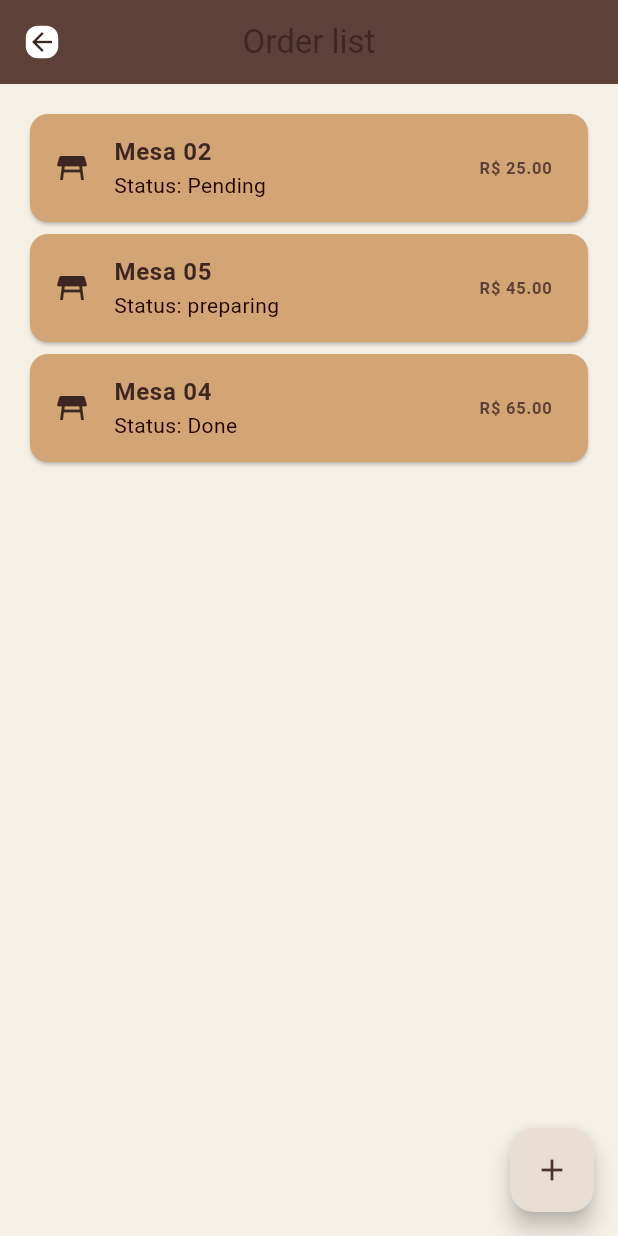
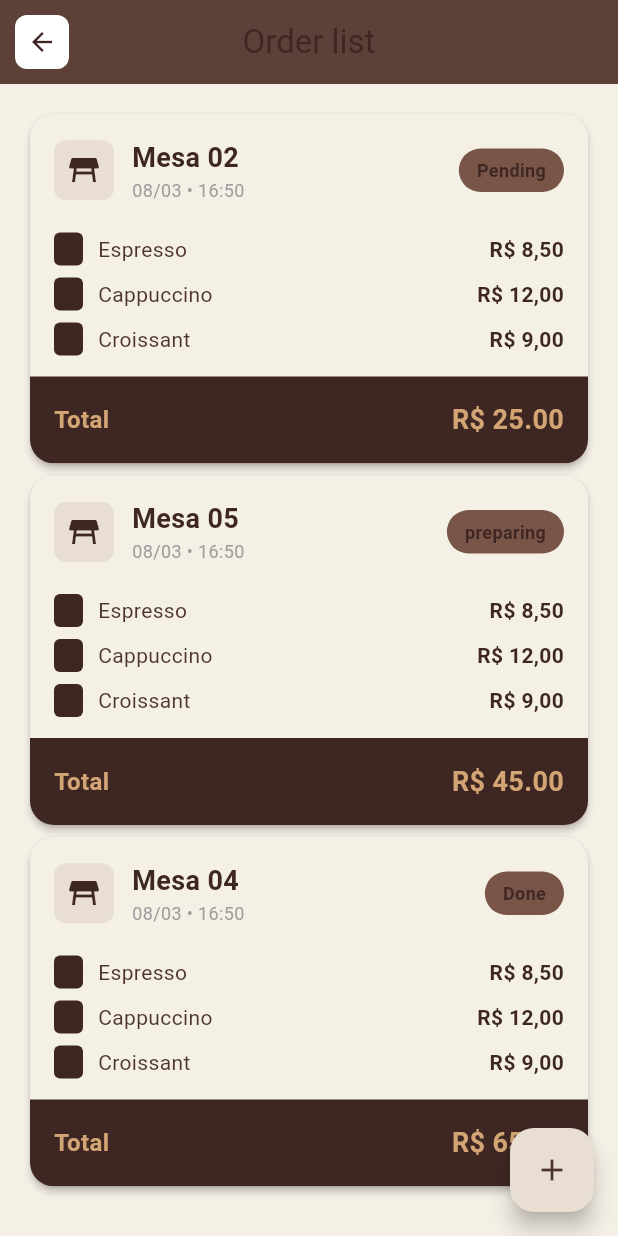
Before and after one commit to anabeatm/sistema-de-gestao-para-cafeteria, a Flutter app: the OrdersPage screen opened by its route, on a phone screen of 412 x 824 dp. Run offline on Flutter 3.47's test engine with Material 3 defaults, Android fonts, the phone set to English and light mode, and no system bars; our stand-ins replace go_router.

Commit message:
feat: reorganize orders and new order pages, update imports and structure

```diff
--- a/projeto_cafeteria/lib/main.dart
+++ b/projeto_cafeteria/lib/main.dart
@@ -7,8 +7,8 @@ import 'package:projeto_cafeteria/screens/inventory/inventory_page.dart';
 
 import 'package:projeto_cafeteria/screens/kitchen_page.dart'; // !!!
 
-import 'package:projeto_cafeteria/screens/orders_page.dart';
-import 'package:projeto_cafeteria/screens/new_order_page.dart';
+import 'package:projeto_cafeteria/screens/orders/orders_page.dart';
+import 'package:projeto_cafeteria/screens/orders/new_order_page.dart';
 
 import 'package:projeto_cafeteria/config/routes.dart';
 
@@ -51,7 +51,7 @@ class MyApp extends StatelessWidget {
           Routes.inventoryEdit: (context) => const InventoryEditPage(),
           Routes.inventoryMovement: (context) => const InventoryMovementPage(),
           Routes.orders: (context) => const OrdersPage(),
-          Routes.newOrder: (context) => const NewOrderPage(),
+          Routes.newOrder: (context) => NewOrderPage(),
           Routes.kitchen: (context) => const KitchenPage(),
         },
       ),
--- a/projeto_cafeteria/lib/nav.dart
+++ b/projeto_cafeteria/lib/nav.dart
@@ -1,7 +1,7 @@
 import 'package:go_router/go_router.dart';
 import 'package:projeto_cafeteria/screens/home_page.dart';
-import 'package:projeto_cafeteria/screens/orders_page.dart';
-import 'package:projeto_cafeteria/screens/new_order_page.dart';
+import 'package:projeto_cafeteria/screens/orders/orders_page.dart';
+import 'package:projeto_cafeteria/screens/orders/new_order_page.dart';
 import 'package:projeto_cafeteria/screens/kitchen_page.dart';
 import 'package:projeto_cafeteria/screens/inventory/inventory_page.dart';
 import 'package:projeto_cafeteria/screens/menu_page.dart';
--- a/projeto_cafeteria/lib/screens/new_order_page.dart
+++ b/projeto_cafeteria/lib/screens/orders/new_order_page.dart
@@ -2,16 +2,22 @@ import 'package:flutter/material.dart';
 import 'package:projeto_cafeteria/theme.dart';
 import 'package:flutter/material.dart';
 
-class NewOrderPage extends StatelessWidget {
+class NewOrderPage extends StatefulWidget {
   const NewOrderPage({super.key});
+  // método obrigatório que conecta com o estado
+  @override
+  State<NewOrderPage> createState() => _NewOrdersPageState();
+}
 
+// classe stateful
+class _NewOrdersPageState extends State<NewOrderPage> {
   @override
   Widget build(BuildContext context) {
     const isLoading = false;
     return Scaffold(
       backgroundColor: CoffeeColors.cream,
       appBar: AppBar(
-        backgroundColor: CoffeeColors.caramel,
+        backgroundColor: CoffeeColors.coffeeLight,
         leading: IconButton(
           icon: Container(
             padding: EdgeInsets.all(8),
@@ -29,7 +35,7 @@ class NewOrderPage extends StatelessWidget {
         ),
         title: Text(
           "Add new order",
-          style: TextStyle(color: CoffeeColors.coffeeBrown),
+          style: TextStyle(color: CoffeeColors.cream),
         ),
         centerTitle: true,
       ),
@@ -60,27 +66,34 @@ class NewOrderPage extends StatelessWidget {
                           crossAxisSpacing: 10,
                           mainAxisSpacing: 10,
                         ),
-                    itemCount: 8,
+                    itemCount: 12,
                     itemBuilder: (context, index) {
                       int tableNum = index + 1;
                       return InkWell(
-                        onTap: () {
-                          child:
-                          Container(
+                        onTap: () {},
+                        child: Container(
                           decoration: BoxDecoration(
                             color: CoffeeColors.mocha,
                             borderRadius: BorderRadius.circular(12),
                           ),
-                          );
-                        },
                           child: Center(
                             child: Text(
                               "$tableNum",
                               style: TextStyle(color: CoffeeColors.beige),
                             ),
                           ),
+                        ),
                       );
                     },
+                  ),
+                  const SizedBox(height: 24),
+                  const Text(
+                    "order Items",
+                    style: TextStyle(
+                      fontSize: 18,
+                      fontWeight: FontWeight.bold,
+                      color: CoffeeColors.coffeeDark,
+                    ),
                   ),
                 ],
               ),
--- /dev/null
+++ b/projeto_cafeteria/lib/screens/orders/orders_page.dart
@@ -0,0 +1,225 @@
+import 'package:flutter/material.dart';
+import 'package:projeto_cafeteria/config/Routes.dart';
+// Importe seu arquivo de rotas para usar o AppRoutes
+import 'package:projeto_cafeteria/theme.dart';
+
+class OrdersPage extends StatelessWidget {
+  const OrdersPage({super.key});
+
+  @override
+  Widget build(BuildContext context) {
+    final bool isLoading = false;
+    return Scaffold(
+      backgroundColor: CoffeeColors.cream,
+      appBar: AppBar(
+        backgroundColor: CoffeeColors.coffeeLight,
+        elevation: 0,
+        leading: IconButton(
+          icon: Container(
+            padding: EdgeInsets.all(8),
+            decoration: BoxDecoration(
+              color: Colors.white,
+              borderRadius: BorderRadius.circular(8),
+            ),
+            child: const Icon(
+              Icons.arrow_back,
+              color: CoffeeColors.coffeeBrown,
+              size: 20,
+            ),
+          ),
+          onPressed: () => Navigator.pop(context),
+        ),
+        title: const Text('Order list', style: TextStyle()),
+        centerTitle: true,
+      ),
+      body: isLoading
+          ? const Center(
+              child: CircularProgressIndicator(color: CoffeeColors.coffeeBrown),
+            )
+          : SingleChildScrollView(
+              child: Column(
+                children: [
+                  Padding(
+                    padding: const EdgeInsets.all(16.0),
+                    child: Column(
+                      children: [
+                        _buildOrderCard(
+                          context,
+                          "Mesa 02",
+                          "R\$ 25.00",
+                          "Pending",
+                        ),
+                        _buildOrderCard(
+                          context,
+                          "Mesa 05",
+                          "R\$ 45.00",
+                          "preparing",
+                        ),
+                        _buildOrderCard(
+                          context,
+                          "Mesa 04",
+                          "R\$ 65.00",
+                          "Done",
+                        ),
+                      ],
+                    ),
+                  ),
+                ],
+              ),
+            ),
+      floatingActionButton: FloatingActionButton(
+        onPressed: () {
+          Navigator.pushNamed(context, Routes.newOrder);
+        },
+        child: const Icon(Icons.add),
+      ),
+    );
+  }
+
+  // depois vai receber os dados do objeto de Pedido
+  Widget _buildOrderCard(
+    BuildContext context,
+    String mesa,
+    String total,
+    String status,
+  ) {
+    return Card(
+      color: CoffeeColors.cream, // Fundo claro
+      clipBehavior: Clip.antiAlias,
+      shape: RoundedRectangleBorder(borderRadius: BorderRadius.circular(16)),
+      elevation: 2,
+      child: Column(
+        children: [
+          // mesa e status
+          Padding(
+            padding: const EdgeInsets.all(16.0),
+            child: Row(
+              mainAxisAlignment: MainAxisAlignment.spaceBetween,
+              children: [
+                Row(
+                  children: [
+                    Container(
+                      padding: const EdgeInsets.all(8),
+                      decoration: BoxDecoration(
+                        color: CoffeeColors.beige,
+                        borderRadius: BorderRadius.circular(8),
+                      ),
+                      child: const Icon(
+                        Icons.table_restaurant,
+                        color: CoffeeColors.coffeeBrown,
+                      ),
+                    ),
+                    const SizedBox(width: 12),
+                    Column(
+                      crossAxisAlignment: CrossAxisAlignment.start,
+                      children: [
+                        Text(
+                          mesa,
+                          style: const TextStyle(
+                            fontWeight: FontWeight.bold,
+                            fontSize: 18,
+                          ),
+                        ),
+                        const Text(
+                          "08/03 • 16:50",
+                          style: TextStyle(fontSize: 12, color: Colors.grey),
+                        ),
+                      ],
+                    ),
+                  ],
+                ),
+
+                Container(
+                  padding: const EdgeInsets.symmetric(
+                    horizontal: 12,
+                    vertical: 6,
+                  ),
+                  decoration: BoxDecoration(
+                    color: CoffeeColors.mocha.withOpacity(1.0),
+                    borderRadius: BorderRadius.circular(20),
+                  ),
+                  child: Text(
+                    status,
+                    style: const TextStyle(
+                      fontSize: 12,
+                      fontWeight: FontWeight.bold,
+                    ),
+                  ),
+                ),
+              ],
+            ),
+          ),
+
+          // produtos
+          Padding(
+            padding: const EdgeInsets.symmetric(horizontal: 16.0),
+            child: Column(
+              children: [
+                _buildProductRow("1x", "Espresso", "R\$ 8,50"),
+                _buildProductRow("1x", "Cappuccino", "R\$ 12,00"),
+                _buildProductRow("1x", "Croissant", "R\$ 9,00"),
+                const SizedBox(height: 10),
+              ],
+            ),
+          ),
+
+          // rodape
+          Container(
+            padding: const EdgeInsets.all(16),
+            color: CoffeeColors.coffeeBrown, //shadow box
+            child: Row(
+              mainAxisAlignment: MainAxisAlignment.spaceBetween,
+              children: [
+                const Text(
+                  "Total",
+                  style: TextStyle(
+                    color: CoffeeColors.caramel,
+                    fontWeight: FontWeight.bold,
+                    fontSize: 16,
+                  ),
+                ),
+                Text(
+                  total,
+                  style: const TextStyle(
+                    color: CoffeeColors.caramel,
+                    fontWeight: FontWeight.bold,
+                    fontSize: 18,
+                  ),
+                ),
+              ],
+            ),
+          ),
+        ],
+      ),
+    );
+  }
+
+  Widget _buildProductRow(String qtd, String nome, String preco) {
+    return Padding(
+      padding: const EdgeInsets.symmetric(vertical: 4.0),
+      child: Row(
+        children: [
+          Container(
+            padding: const EdgeInsets.all(4),
+            decoration: BoxDecoration(
+              color: CoffeeColors.coffeeBrown,
+              borderRadius: BorderRadius.circular(4),
+            ),
+            child: Text(
+              qtd,
+              style: const TextStyle(fontSize: 10, fontWeight: FontWeight.bold),
+            ),
+          ),
+          const SizedBox(width: 10),
+          Expanded(
+            child: Text(
+              nome,
+              style: const TextStyle(color: CoffeeColors.espresso),
+            ),
+          ),
+          Text(preco, style: const TextStyle(fontWeight: FontWeight.bold)),
+        ],
+      ),
+    );
+  }
+}
--- a/projeto_cafeteria/lib/screens/orders_page.dart
+++ /dev/null
@@ -1,107 +0,0 @@
-import 'package:flutter/material.dart';
-import 'package:projeto_cafeteria/config/Routes.dart';
-// Importe seu arquivo de rotas para usar o AppRoutes
-import 'package:projeto_cafeteria/theme.dart';
-
-class OrdersPage extends StatelessWidget {
-  const OrdersPage({super.key});
-
-  @override
-  Widget build(BuildContext context) {
-    final bool isLoading = false;
-    return Scaffold(
-      backgroundColor: CoffeeColors.cream,
-      appBar: AppBar(
-        backgroundColor: CoffeeColors.coffeeLight,
-        elevation: 0,
-        leading: IconButton(
-          icon: Container(
-            padding: EdgeInsets.all(0.8),
-            decoration: BoxDecoration(
-              color: Colors.white,
-              borderRadius: BorderRadius.circular(8),
-            ),
-            child: const Icon(
-              Icons.arrow_back,
-              color: CoffeeColors.coffeeBrown,
-              size: 20,
-            ),
-          ),
-          onPressed: () => Navigator.pop(context),
-        ),
-        title: const Text('Order list', style: TextStyle()),
-        centerTitle: true,
-      ),
-      body: isLoading
-          ? const Center(
-              child: CircularProgressIndicator(color: CoffeeColors.coffeeBrown),
-            )
-          : SingleChildScrollView(
-              child: Column(
-                children: [
-                  Padding(
-                    padding: const EdgeInsets.all(16.0),
-                    child: Column(
-                      children: [
-                        _buildOrderCard(
-                          context,
-                          "Mesa 02",
-                          "R\$ 25.00",
-                          "Pending",
-                        ),
-                        _buildOrderCard(
-                          context,
-                          "Mesa 05",
-                          "R\$ 45.00",
-                          "preparing",
-                        ),
-                        _buildOrderCard(
-                          context,
-                          "Mesa 04",
-                          "R\$ 65.00",
-                          "Done",
-                        ),
-                      ],
-                    ),
-                  ),
-                ],
-              ),
-            ),
-      floatingActionButton: FloatingActionButton(
-        onPressed: () {
-          Navigator.pushNamed(context, Routes.newOrder);
-        },
-        child: const Icon(Icons.add),
-      ),
-    );
-  }
-
-  // depois vai receber os dados do objeto de Pedido
-  Widget _buildOrderCard(
-    BuildContext context,
-    String mesa,
-    String total,
-    String status,
-  ) {
-    return Card(
-      color: CoffeeColors.caramel,
-      shape: RoundedRectangleBorder(borderRadius: BorderRadius.circular(12)),
-      child: ListTile(
-        leading: const Icon(
-          Icons.table_restaurant,
-          color: CoffeeColors.coffeeBrown,
-        ),
-        title: Text(mesa, style: const TextStyle(fontWeight: FontWeight.bold)),
-        subtitle: Text(
-          "Status: $status",
-          style: const TextStyle(color: CoffeeColors.coffeeDark),
-        ),
-        trailing: Text(
-          total,
-          style: const TextStyle(fontWeight: FontWeight.bold),
-        ),
-        onTap: () {},
-      ),
-    );
-  }
-}
```
Also changed, not shown: projeto_cafeteria/pubspec.lock. Lines whose indentation alone changed are shown as unchanged.
